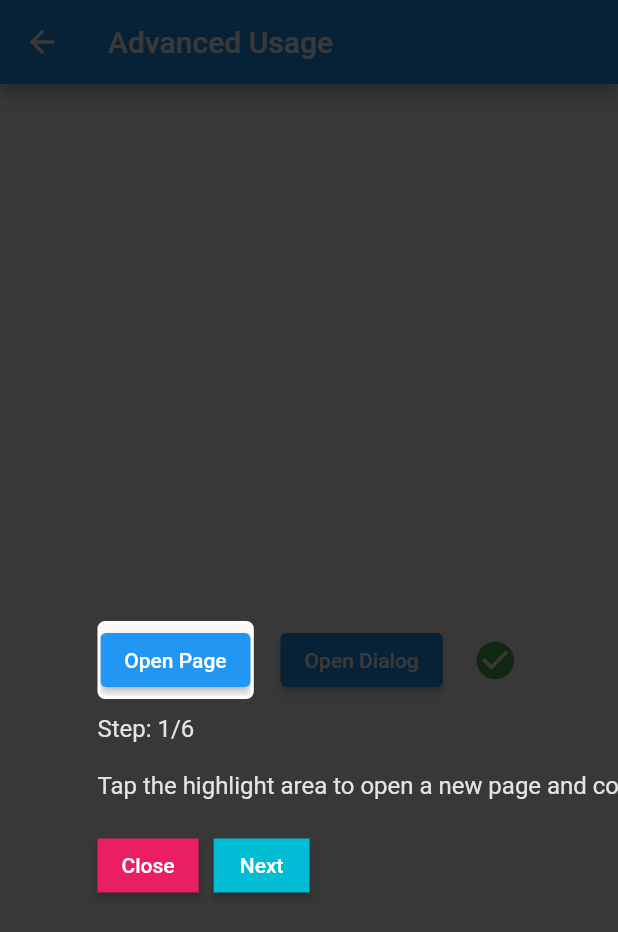
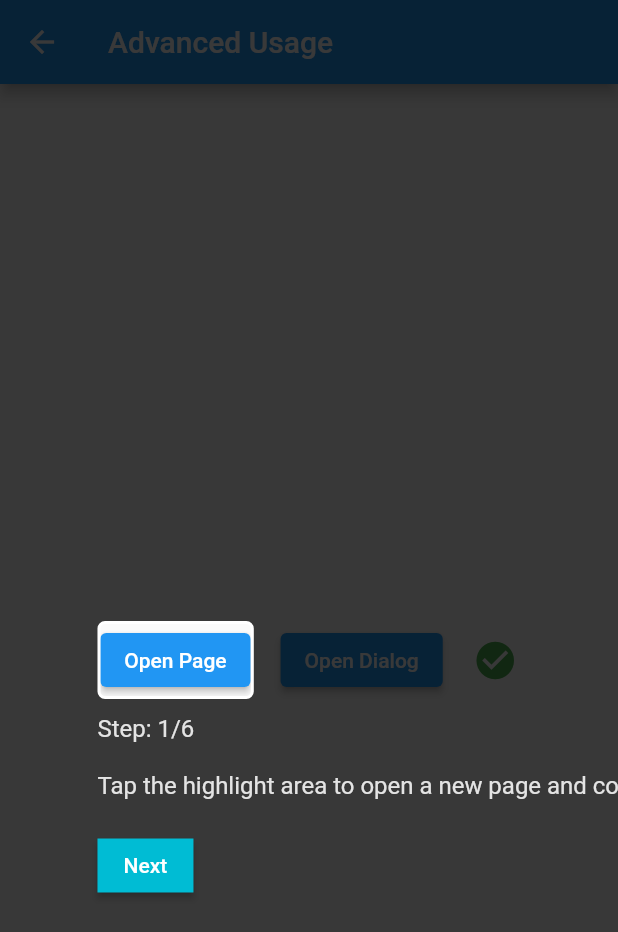
Before and after one commit to YowFung/intro, a Flutter app: the AdvancedDemoPage screen opened by its route, on a phone screen of 412 x 824 dp. Shown: the top 932 px of the screen. Run offline on Flutter 3.47's test engine with Material 2 defaults, Android fonts, the phone set to English and light mode, and no system bars.

Commit message:
The close button is displayed by default in the last step.

```diff
--- a/lib/src/card.dart
+++ b/lib/src/card.dart
@@ -4,7 +4,8 @@ class IntroStepCard extends StatelessWidget {
   static IntroCardBuilder _buildDefaultCard(TextSpan contents) {
     return (BuildContext context, IntroParams params,
         IntroCardDecoration decoration) {
-      final decoration = params.controller.intro._cardDecoration.mergeTo(params._state.widget.cardDecoration);
+      final decoration = params.controller.intro._cardDecoration
+          .mergeTo(params._state.widget.cardDecoration);
       final cardAlign = params.actualCardAlign;
       final textAlignToRight = [
         IntroCardAlign.insideTopRight,
@@ -19,7 +20,9 @@ class IntroStepCard extends StatelessWidget {
         child: Text.rich(
           contents,
           style: decoration.textStyle,
-          textAlign: decoration.size == null && textAlignToRight ? TextAlign.right : TextAlign.left,
+          textAlign: decoration.size == null && textAlignToRight
+              ? TextAlign.right
+              : TextAlign.left,
         ),
       );
     };
@@ -37,7 +40,8 @@ class IntroStepCard extends StatelessWidget {
   @override
   Widget build(BuildContext context) {
     final controller = params.controller;
-    final decoration = controller.intro._cardDecoration.mergeTo(params._state.widget.cardDecoration);
+    final decoration = controller.intro._cardDecoration
+        .mergeTo(params._state.widget.cardDecoration);
 
     return Container(
       width: decoration.size?.width,
@@ -50,12 +54,15 @@ class IntroStepCard extends StatelessWidget {
       ),
       child: Builder(
         builder: (context) {
-          final autoHide = decoration.autoHideDisabledButton ?? true;
+          final autoHide = decoration.autoHideDisabledButton ?? false;
           final showPrevious = decoration.showPreviousButton ?? true;
           final showNext = decoration.showNextButton ?? true;
-          final showPreviousButton = showPrevious && (!autoHide || controller.hasPreviousStep);
-          final showNextButton = showNext && (!autoHide || controller.hasNextStep);
-          final showCloseButton = decoration.showCloseButton ?? true;
+          final showPreviousButton =
+              showPrevious && (!autoHide || controller.hasPreviousStep);
+          final showNextButton =
+              showNext && (!autoHide || controller.hasNextStep);
+          final showCloseButton =
+              decoration.showCloseButton ?? controller.isLastStep;
 
           final children = <Widget>[];
 
@@ -71,7 +78,8 @@ class IntroStepCard extends StatelessWidget {
             children.add(ElevatedButton(
               onPressed: controller.close,
               style: decoration.closeButtonStyle,
-              child: Text(decoration.closeButtonLabel ?? (controller.isLastStep ? "Finish" : "Close")),
+              child: Text(decoration.closeButtonLabel ??
+                  (controller.isLastStep ? "Finish" : "Close")),
             ));
           }
           if (showNextButton) {
--- a/lib/src/intro.dart
+++ b/lib/src/intro.dart
@@ -52,7 +52,8 @@ class Intro extends InheritedWidget {
   })  : assert(animationDuration == null || !animationDuration.isNegative),
         _barrierColor = barrierColor ?? _defaultBarrierColor,
         _animationDuration = animationDuration ?? _defaultAnimationDuration,
-        _highlightDecoration = _defaultHighlightDecoration.mergeTo(highlightDecoration),
+        _highlightDecoration =
+            _defaultHighlightDecoration.mergeTo(highlightDecoration),
         _cardDecoration = _defaultCardDecoration.mergeTo(cardDecoration),
         super(key: key, child: child) {
     controller._intro = this;
--- a/pubspec.yaml
+++ b/pubspec.yaml
@@ -1,6 +1,6 @@
 name: intro
-description: A package of Flutter that provides application wizard functionality.
-version: 1.0.3
+description: A step-by-step wizard, which can help you to introduce your product or to demonstrate the usage of your application.
+version: 1.0.4
 homepage: "https://github.com/YowFung/intro"
 
 environment:
```
Also changed, not shown: lib/src/controller.dart (+4 -3 lines), lib/src/decoration.dart (+10 -5 lines), 2 other files.
